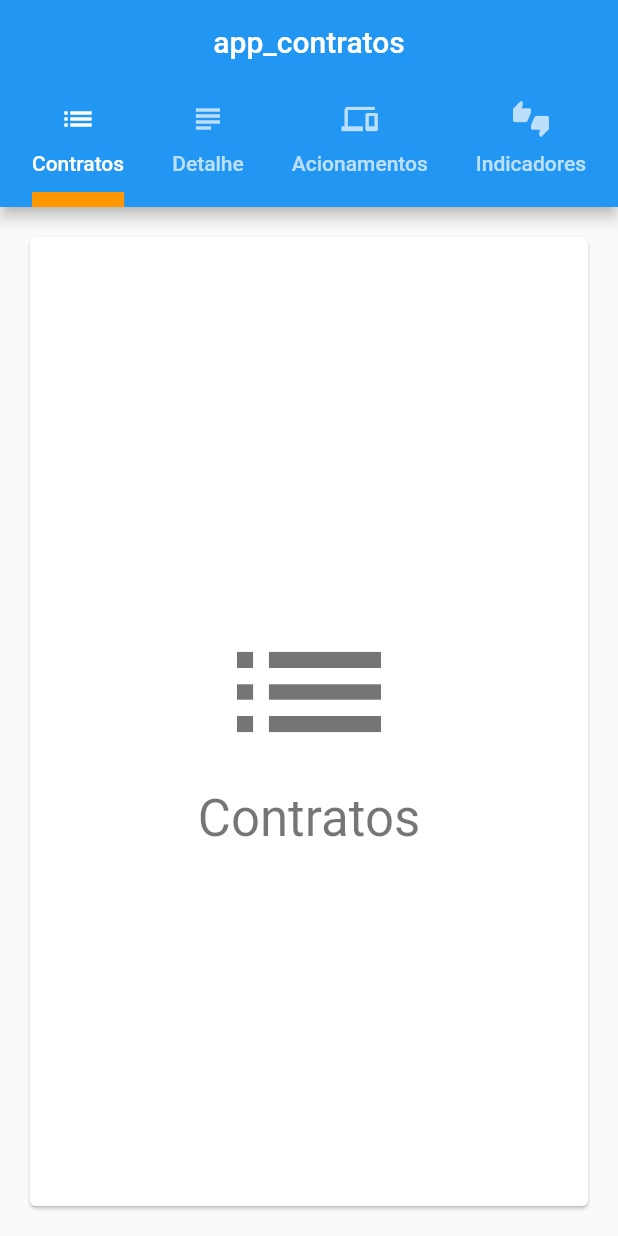
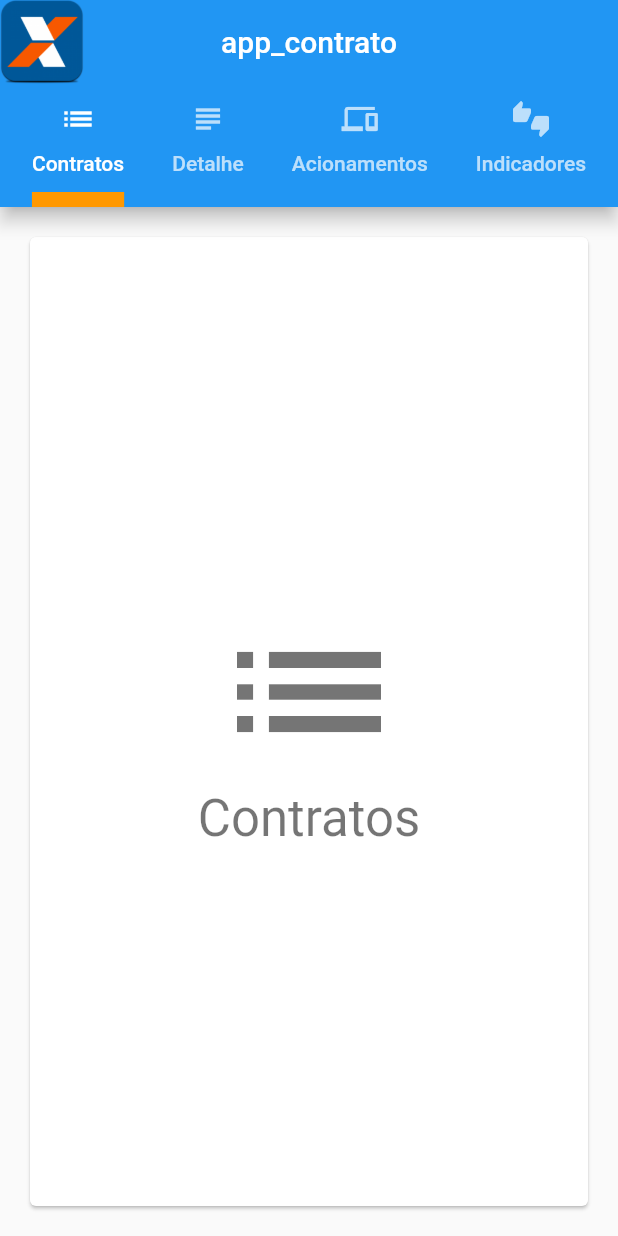
Before and after one commit to at-adorno/appContratos, a Flutter app: the screen it shows after launch, on a phone screen of 412 x 824 dp. Run offline on Flutter 3.47's test engine with Material 2 defaults, Android fonts, the phone set to English and light mode, and no system bars.

Commit message:
ajuste do redame

```diff
--- a/app_contrato/lib/main.dart
+++ b/app_contrato/lib/main.dart
@@ -1,4 +1,8 @@
 import 'package:flutter/material.dart';
+import 'package:app_contrato/acionamentos.dart';
+import 'package:app_contrato/contratos.dart';
+import 'package:app_contrato/detalhe.dart';
+import 'package:app_contrato/indicadores.dart';
 
 class TabbedAppBarSample extends StatelessWidget {
   @override
@@ -9,8 +13,11 @@ class TabbedAppBarSample extends StatelessWidget {
         length: choices.length,
         child: Scaffold(
           appBar: AppBar(
-            title: const Text('app_contratos'),
+            title: Text('app_contrato'),
+            leading: Image.asset('assets/images/caixa_logo.png', fit: BoxFit.fill),
             centerTitle: true,
+            backgroundColor: Colors.blue,
+            elevation: 5,
             bottom: TabBar(
               isScrollable: true,
               indicatorColor: Colors.orange,
--- a/app_contrato/pubspec.yaml
+++ b/app_contrato/pubspec.yaml
@@ -41,8 +41,8 @@ flutter:
   uses-material-design: true
 
   # To add assets to your application, add an assets section, like this:
-  # assets:
-  #  - images/a_dot_burr.jpeg
+  assets:
+    - assets/images/caixa_logo.png
   #  - images/a_dot_ham.jpeg
 
   # An image asset can refer to one or more resolution-specific "variants", see
```
Also changed, not shown: app_contrato/assets/images/caixa_logo.png, 1 other file.
